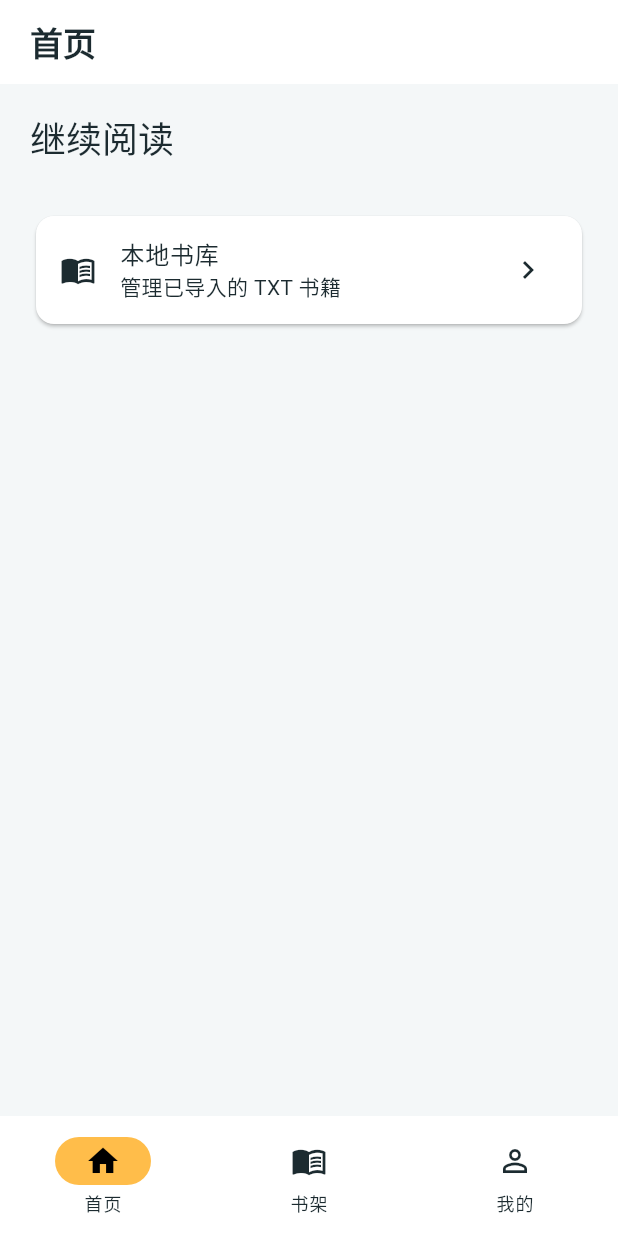
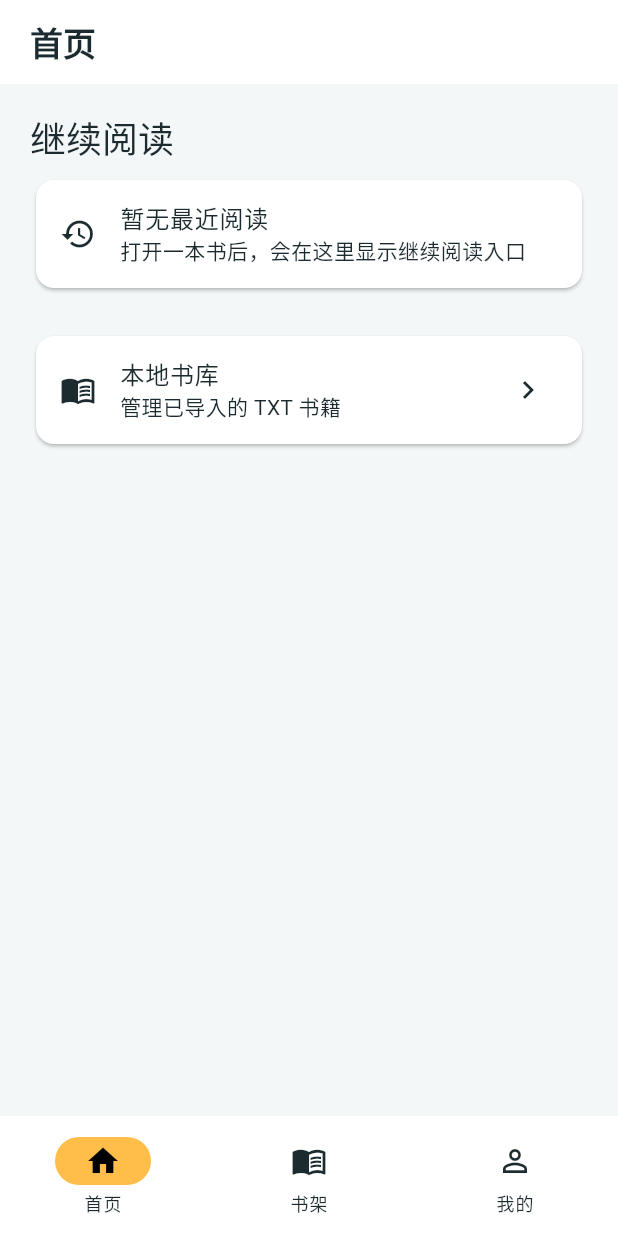
Before and after one commit to siycaoxgh/xaocen-reader, a Flutter app: the screen it shows after launch, on a phone screen of 412 x 824 dp. Run offline on Flutter 3.47's test engine with Material 3 defaults, Android fonts, the phone set to English and light mode, and no system bars; our stand-ins replace drift, file_picker, flutter_riverpod; missing offline and left inert: super_sliver_list; accounts and stored records are empty; generated files the repository leaves out were written again.

Commit message:
feat(ui): align home and shelf surfaces

```diff
--- a/lib/app/app_shell_page.dart
+++ b/lib/app/app_shell_page.dart
@@ -135,15 +135,27 @@
 
   @override
   Widget build(BuildContext context) {
-    return ListView(
-      padding: const EdgeInsets.fromLTRB(20, 20, 20, 32),
+    final isDesktop = MediaQuery.sizeOf(context).width >= 720;
+    return Align(
+      alignment: Alignment.topCenter,
+      child: ConstrainedBox(
+        constraints: BoxConstraints(
+          maxWidth: isDesktop ? 1000 : double.infinity,
+        ),
+        child: ListView(
+          padding: EdgeInsets.fromLTRB(
+            isDesktop ? 32 : 20,
+            20,
+            isDesktop ? 32 : 20,
+            32,
+          ),
           children: [
             Text(
               '\u7ee7\u7eed\u9605\u8bfb',
               style: Theme.of(context).textTheme.headlineSmall,
             ),
             const SizedBox(height: 8),
-        RecentReadingSection(onOpen: onOpen),
+            RecentReadingSection(onOpen: onOpen, showEmpty: true),
             const SizedBox(height: 24),
             Card(
               child: ListTile(
@@ -157,6 +169,8 @@
               ),
             ),
           ],
+        ),
+      ),
     );
   }
 }
--- a/lib/app/library_page.dart
+++ b/lib/app/library_page.dart
@@ -114,17 +114,46 @@
             child: collections.when(
               data: (list) => list.isEmpty
                   ? const Center(child: Text('书库为空，点击“导入 TXT”开始'))
-                  : ListView.separated(
-                      itemCount: list.length,
-                      separatorBuilder: (_, _) => const Divider(height: 1),
-                      itemBuilder: (context, i) =>
-                          _CollectionTile(collection: list[i]),
-                    ),
+                  : _buildCollectionSurface(context, list),
               loading: () => const Center(child: CircularProgressIndicator()),
               error: (e, _) => Center(child: Text('加载失败: $e')),
             ),
           ),
         ],
+      ),
+    );
+  }
+
+  Widget _buildCollectionSurface(
+    BuildContext context,
+    List<LibraryCollection> collections,
+  ) {
+    final desktop = widget.embedded && MediaQuery.sizeOf(context).width >= 720;
+    if (!desktop) {
+      return ListView.separated(
+        itemCount: collections.length,
+        separatorBuilder: (_, _) => const Divider(height: 1),
+        itemBuilder: (context, i) =>
+            _CollectionTile(collection: collections[i]),
+      );
+    }
+    return Center(
+      child: ConstrainedBox(
+        constraints: const BoxConstraints(maxWidth: 1120),
+        child: GridView.builder(
+          padding: const EdgeInsets.fromLTRB(24, 8, 24, 32),
+          gridDelegate: const SliverGridDelegateWithMaxCrossAxisExtent(
+            maxCrossAxisExtent: 440,
+            mainAxisExtent: 92,
+            crossAxisSpacing: 14,
+            mainAxisSpacing: 14,
+          ),
+          itemCount: collections.length,
+          itemBuilder: (context, index) => Card(
+            clipBehavior: Clip.antiAlias,
+            child: _CollectionTile(collection: collections[index]),
+          ),
+        ),
       ),
     );
   }
@@ -203,8 +232,13 @@
 }
 
 class RecentReadingSection extends ConsumerWidget {
-  const RecentReadingSection({super.key, required this.onOpen});
+  const RecentReadingSection({
+    super.key,
+    required this.onOpen,
+    this.showEmpty = false,
+  });
   final ValueChanged<ReadingHistoryEntry> onOpen;
+  final bool showEmpty;
 
   @override
   Widget build(BuildContext context, WidgetRef ref) {
@@ -213,7 +247,16 @@
       loading: () => const SizedBox.shrink(),
       error: (_, _) => const SizedBox.shrink(),
       data: (entries) {
-        if (entries.isEmpty) return const SizedBox.shrink();
+        if (entries.isEmpty) {
+          if (!showEmpty) return const SizedBox.shrink();
+          return Card(
+            child: ListTile(
+              leading: const Icon(Icons.history_outlined),
+              title: const Text('暂无最近阅读'),
+              subtitle: const Text('打开一本书后，会在这里显示继续阅读入口'),
+            ),
+          );
+        }
         return Column(
           crossAxisAlignment: CrossAxisAlignment.start,
           children: [
```
Also changed, not shown: 8 other files. Lines whose indentation alone changed are shown as unchanged.
